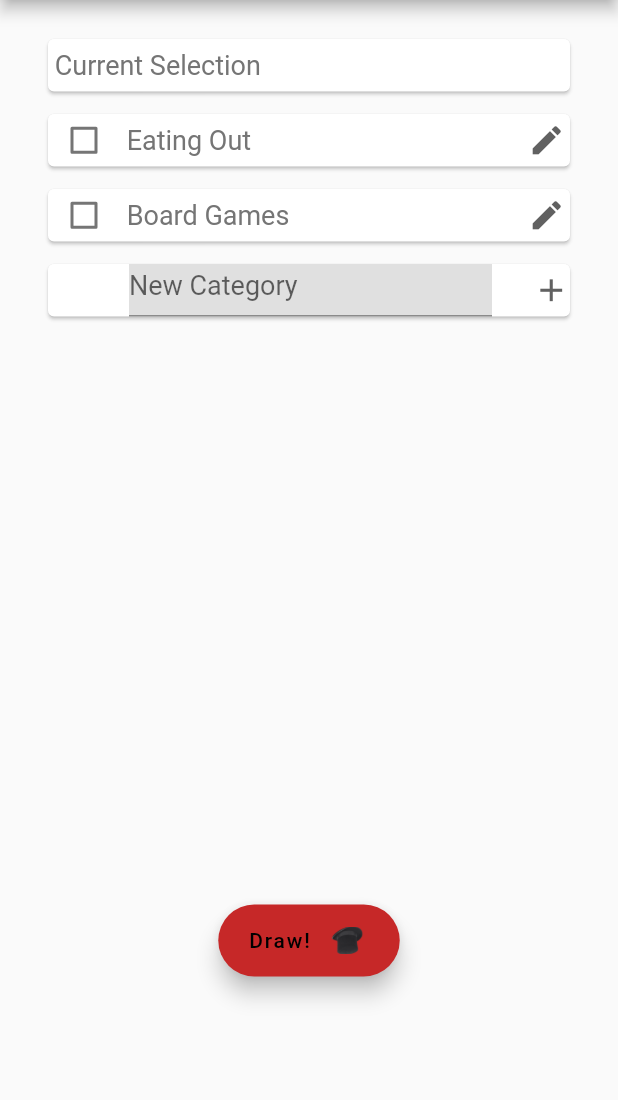
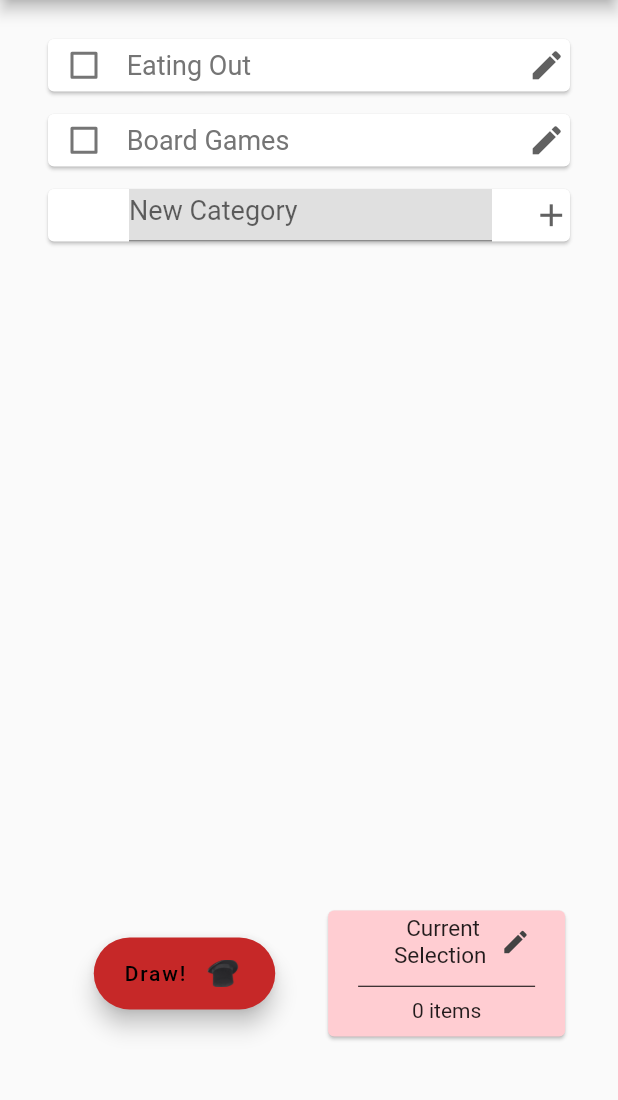
Before and after one commit to BrtWilson/hat_draw, a Flutter app: the screen it shows after launch, after a tap on "Prepare a Draw", on a phone screen of 412 x 824 dp, the part 84-1184 px from its top. Run offline on Flutter 3.47's test engine with Material 2 defaults, Android fonts, the light colour scheme and no system bars.

Commit message:
Created Current Selection box.

```diff
--- a/lib/hdw_classes/hcurr_selection_square.dart
+++ b/lib/hdw_classes/hcurr_selection_square.dart
@@ -1,6 +1,7 @@
 import 'package:flutter/material.dart';
 import 'package:hat_draw_app/hdw_constants.dart';
 import 'package:hat_draw_app/hdw_state.dart';
+import 'package:provider/provider.dart';
 
 class HCurrSelectionSquare extends StatelessWidget {
   const HCurrSelectionSquare({super.key,});
@@ -11,32 +12,61 @@ class HCurrSelectionSquare extends StatelessWidget {
   Widget build(BuildContext context) {
     double textWidth = HdwConstants.stdTextWidth(context) / 2;
     double contWidth = textWidth + 30;
-    int itemCount = HdwState().itemCount();
+    double contHeight = 92;
+    int itemCount = Provider.of<HdwState>(context, listen: true).itemCount();
 
-    return
-      InkWell(
-        child:
-          Container(
+    return SizedBox(
             width: contWidth,
-            margin: const EdgeInsets.all(15.0),
-            padding: const EdgeInsets.all(3.0),
-            decoration: BoxDecoration(
-                border: Border.all(color: Colors.grey)
-            ),
+            height: contHeight,
+            child: Card(
+              color: Colors.red[100],
+              child: InkWell(
                 child: Column(
                   children: [
-                Card(
-                  child: Text(_name),
+                    Expanded(
+                    flex: 5,
+                    child:
+                    Row(
+                      children: [
+                        const Spacer(flex: 3,),
+                        Expanded(
+                          flex: 7,
+                          child: Text(
+                            _name,
+                            textAlign: TextAlign.center,
+                            style: const TextStyle(
+                              fontSize: 15,
                             ),
+                          ),
+                        ),
+                        Icon(
+                          Icons.edit,
+                          color: Colors.grey[800],
+                          size: 20.0,
+                        ),
+                        const Spacer(flex: 2,),
+                      ]
+                    ),
+                  ),
+                  const Divider(
+                    color: Colors.black,
+                    indent: 20.0,
+                    endIndent: 20.0,
+                  ),
+                  Expanded(
+                    flex: 3,
+                    child:
                     Text(
                       "$itemCount items",
                     ),
+                  ),
                 ]
-            )
               ),
               onTap:  () {
                 Navigator.pushNamed(context, HdwConstants.itemsPage, arguments:  { HdwConstants.catArg : _name });
               },
+            ),
+          ),
       );
 
     //   Row(
--- a/lib/hdw_classes/hdw_page_footer.dart
+++ b/lib/hdw_classes/hdw_page_footer.dart
@@ -14,7 +14,7 @@ class HdwPageFooter extends StatelessWidget {
   Widget build(BuildContext context) {
     return Row(
       children: [
-        const Spacer(),
+        const Spacer(flex: 2,),
         DrawButton(items: context.watch<HdwState>().sCurrentItems),
         const Spacer(),
         const HCurrSelectionSquare(),
--- a/lib/hdw_classes/tiles/hstd_tile.dart
+++ b/lib/hdw_classes/tiles/hstd_tile.dart
@@ -282,6 +282,7 @@ class StdTileEditing extends StatelessWidget{
                   // Provider.of<HdwState>(context, listen: false).editItem(
                   //     _parent, _name, newText);
                   Action_(StdTileConstants.edit, _teController);
+                  //TODO:  differentiate category and item editing.
                 },
               ),
               InkWell(
--- a/lib/main.dart
+++ b/lib/main.dart
@@ -11,12 +11,16 @@ import 'hdw_state.dart';
 
 void main() {
   runApp(
-      MultiProvider(
-          providers: [
-            ChangeNotifierProvider(create: (_) => HdwState())
-          ],
-          child: MyApp(),
-      )
+      // MultiProvider(
+      //     providers: [
+      //       ChangeNotifierProvider(create: (_) => HdwState())
+      //     ],
+      //     child: MyApp(),
+      // )
+    ChangeNotifierProvider(
+      create: (_) => HdwState(),
+      child: MyApp(),
+    )
   );
 }
 
--- a/lib/pages/categories_page.dart
+++ b/lib/pages/categories_page.dart
@@ -1,11 +1,10 @@
 import 'package:flutter/material.dart';
+import 'package:hat_draw_app/hdw_classes/hdw_page_footer.dart';
 import 'package:hat_draw_app/hdw_classes/tiles/hdw_tile.dart';
 import 'package:provider/provider.dart';
-import 'package:hat_draw_app/hdw_classes/draw_button.dart';
 import 'package:hat_draw_app/hdw_state.dart';
 
 import '../hdw_classes/hdw_title_bar.dart';
-import '../hdw_constants.dart';
 
 class CategoriesPage extends StatelessWidget {
   const CategoriesPage({
@@ -16,7 +15,7 @@ class CategoriesPage extends StatelessWidget {
   Widget build(BuildContext context) {
     List<Widget> categories = context.watch<HdwState>().sCategories.map((c_name) => HdwTile(name: c_name, )).toList();
     categories.add(const HdwTile(name: "New Category", isNew: true,));
-    categories.insert(0, const HdwTile(name: HdwConstants.currentSelection));
+    //categories.insert(0, const HdwTile(name: HdwConstants.currentSelection));
 
     double listHeight = MediaQuery.of(context).size.height - 221;
     double keyOverflow = 0.0;
@@ -40,7 +39,7 @@ class CategoriesPage extends StatelessWidget {
                     children: categories, //context.watch<HdwState>().sCategories.map((c_name) => CategoryTile(name: c_name, checkedItems: context.watch<HdwState>().sCurrentItems, setInclusion: context.watch<HdwState>().setItemInclusion)).toList(),
                 ),
             ),
-            if (keyOverflow == 0.0) DrawButton(items: context.watch<HdwState>().sCurrentItems),
+            if (keyOverflow == 0.0) const HdwPageFooter(), //DrawButton(items: context.watch<HdwState>().sCurrentItems),
           ]
         ),
     );
```
Also changed, not shown: lib/hdw_state.dart (+20 -1 lines). Lines whose indentation alone changed are shown as unchanged.
